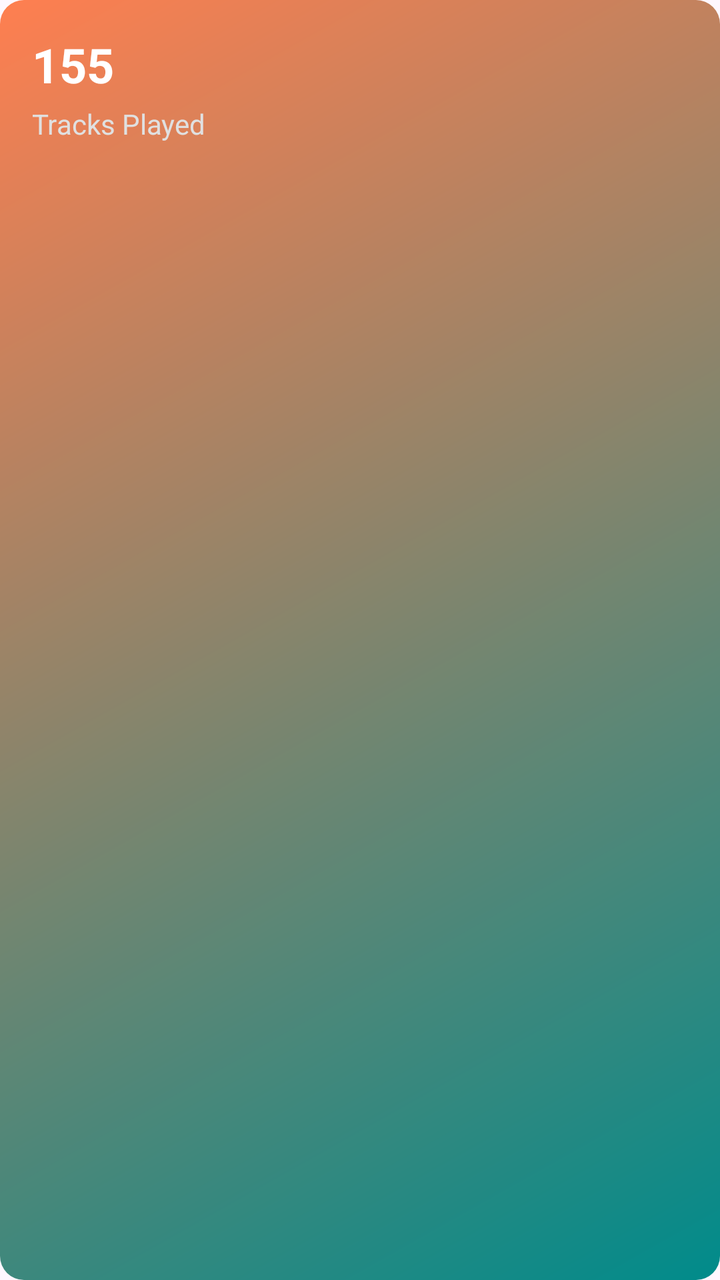
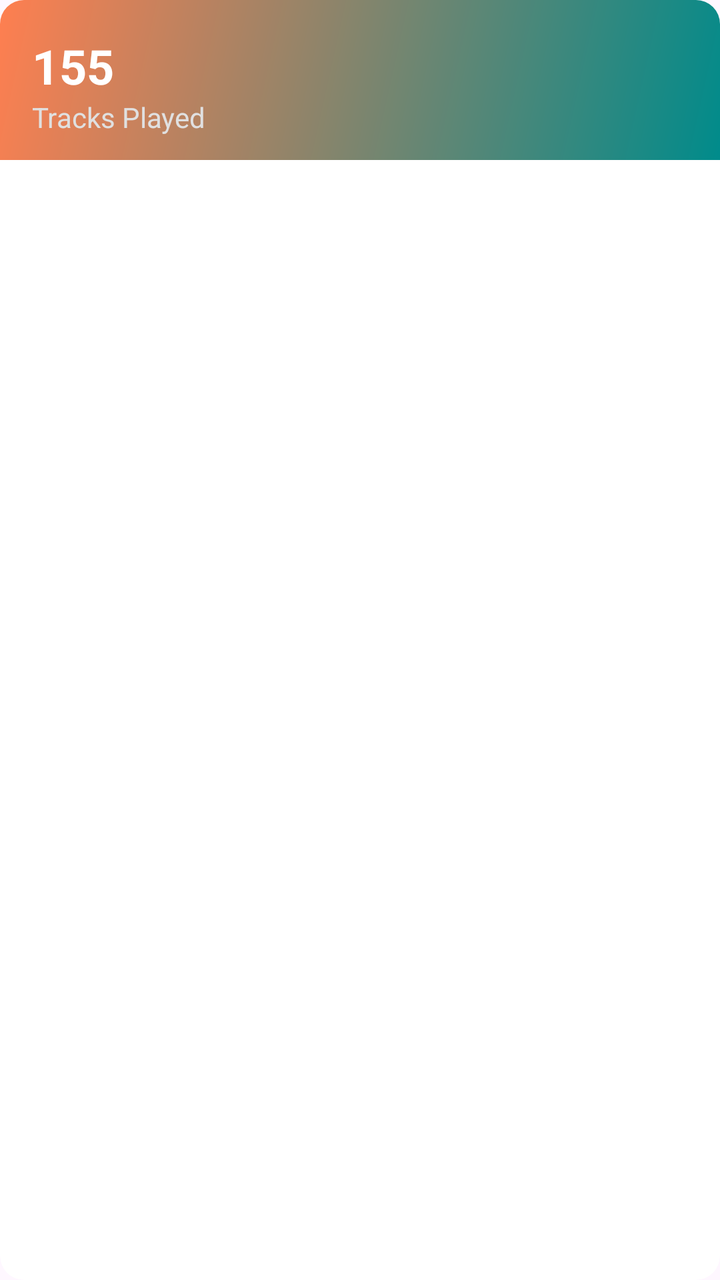

Screens rendered from an Android XML layout before and after an edit, with the pre-edit source and the edit as a unified diff.
<!-- AndroidManifest.xml: application theme Theme.ViBePlayer -->
<!-- res/layout/item_stats_card_4.xml -->
<?xml version="1.0" encoding="utf-8"?>
<androidx.cardview.widget.CardView xmlns:android="http://schemas.android.com/apk/res/android"
    xmlns:app="http://schemas.android.com/apk/res-auto"
    android:layout_width="match_parent"
    android:layout_height="100dp"
    android:layout_margin="4dp"
    app:cardCornerRadius="12dp"
    app:cardElevation="0dp">

    <androidx.constraintlayout.widget.ConstraintLayout
        android:layout_width="match_parent"
        android:layout_height="match_parent"
        android:background="@drawable/bg_gradient_br_to_tl">

        <TextView
            android:id="@+id/txtCount"
            android:layout_width="wrap_content"
            android:layout_height="wrap_content"
            android:layout_marginStart="16dp"
            android:layout_marginTop="16dp"
            android:text="155"
            android:textColor="@color/white"
            android:textSize="24sp"
            android:textStyle="bold"
            app:layout_constraintStart_toStartOf="parent"
            app:layout_constraintTop_toTopOf="parent" />

        <TextView
            android:id="@+id/txtLabel"
            android:layout_width="wrap_content"
            android:layout_height="wrap_content"
            android:layout_marginTop="4dp"
            android:text="Tracks Played"
            android:textColor="#E0E0E0"
            android:textSize="14sp"
            app:layout_constraintStart_toStartOf="@id/txtCount"
            app:layout_constraintTop_toBottomOf="@id/txtCount" />

    </androidx.constraintlayout.widget.ConstraintLayout>
</androidx.cardview.widget.CardView>
<!-- resources referenced by this layout -->
<resources>
  <color name="white">#FFFFFFFF</color>
  <!-- drawable bg_gradient_br_to_tl (drawable) -->
  <?xml version="1.0" encoding="utf-8"?>
  <shape xmlns:android="http://schemas.android.com/apk/res/android">
      <gradient
          android:startColor="#008B8B"
          android:endColor="#FF7F50"
          android:angle="135"/>
  </shape>
  <style name="Theme.ViBePlayer" parent="Base.Theme.ViBePlayer" />
  <style name="Base.Theme.ViBePlayer" parent="Theme.Material3.DayNight.NoActionBar">
          
          
      </style>
</resources>

<!-- the commit's change to res/layout/item_stats_card_4.xml (unified diff, before → after) -->
@@ -9,11 +9,11 @@
 
     <androidx.constraintlayout.widget.ConstraintLayout
         android:layout_width="match_parent"
-        android:layout_height="match_parent"
+        android:layout_height="80dp"
         android:background="@drawable/bg_gradient_br_to_tl">
 
         <TextView
-            android:id="@+id/txtCount"
+            android:id="@+id/txtStatValue"
             android:layout_width="wrap_content"
             android:layout_height="wrap_content"
             android:layout_marginStart="16dp"
@@ -23,18 +23,19 @@
             android:textSize="24sp"
             android:textStyle="bold"
             app:layout_constraintStart_toStartOf="parent"
-            app:layout_constraintTop_toTopOf="parent" />
+            app:layout_constraintBottom_toTopOf="@id/txtStatName" />
 
         <TextView
-            android:id="@+id/txtLabel"
+            android:id="@+id/txtStatName"
             android:layout_width="wrap_content"
             android:layout_height="wrap_content"
             android:layout_marginTop="4dp"
             android:text="Tracks Played"
             android:textColor="#E0E0E0"
             android:textSize="14sp"
-            app:layout_constraintStart_toStartOf="@id/txtCount"
-            app:layout_constraintTop_toBottomOf="@id/txtCount" />
+            android:layout_marginBottom="12sp"
+            app:layout_constraintStart_toStartOf="@id/txtStatValue"
+            app:layout_constraintBottom_toBottomOf="parent" />
 
     </androidx.constraintlayout.widget.ConstraintLayout>
 </androidx.cardview.widget.CardView>
